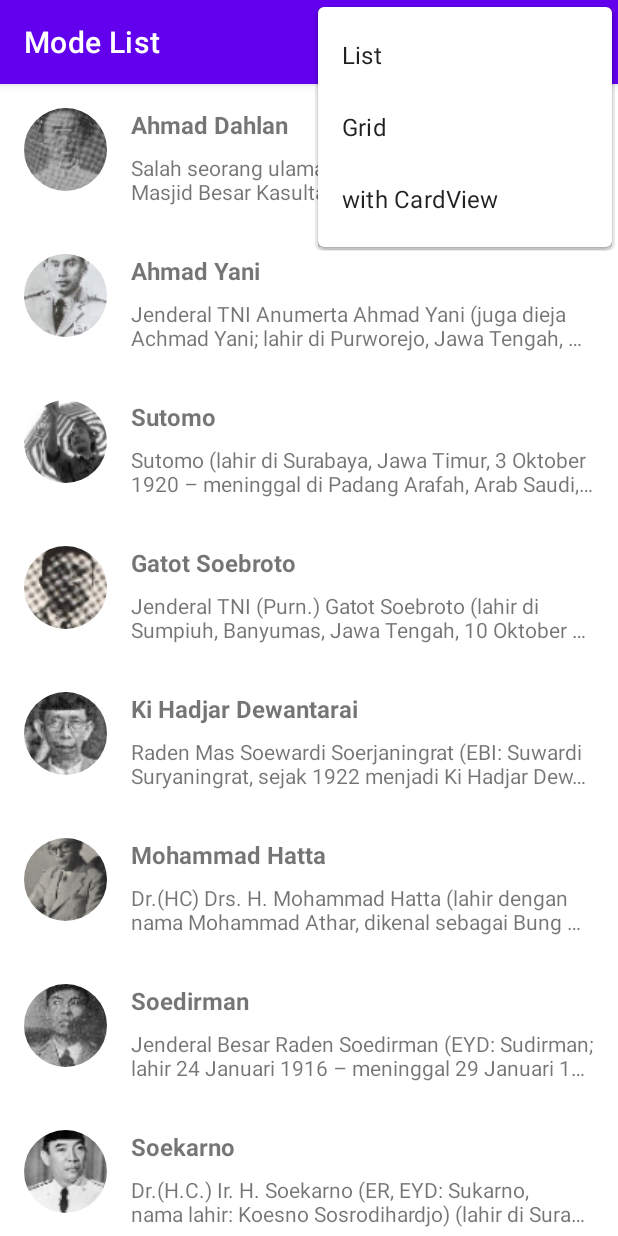
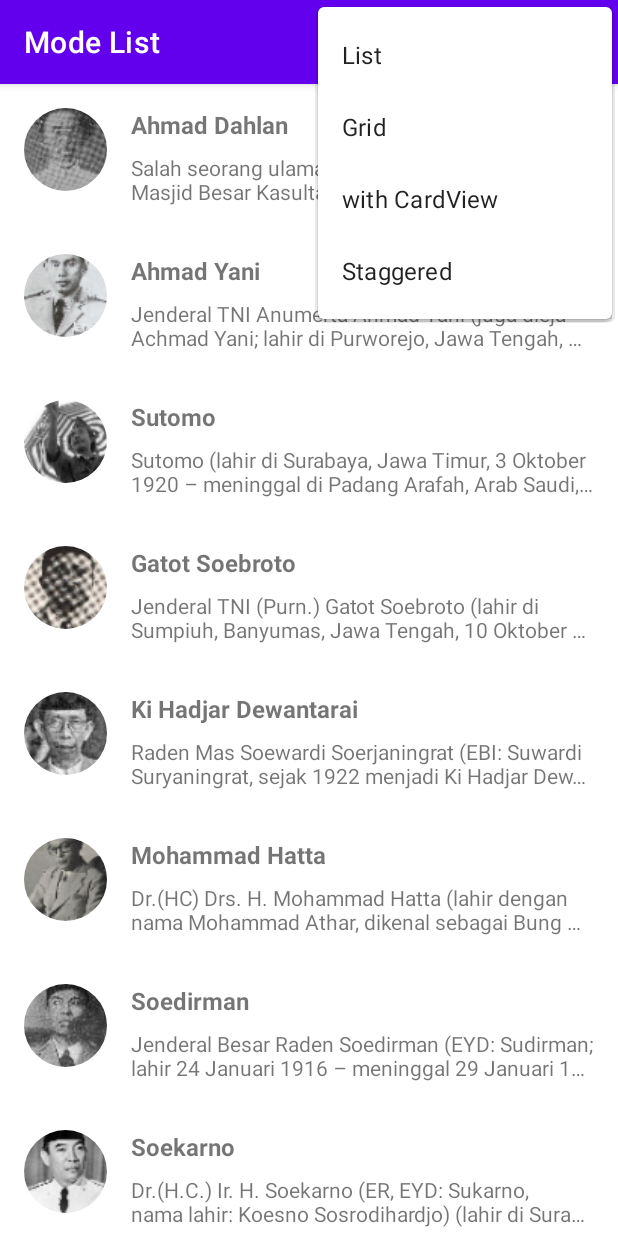
Before and after one commit to ramdhanjr11/MyRecyclerView, an Android app: the screen it shows after launch (MainActivity), with the options menu open, on a phone screen of 412 x 824 dp. Run offline under Robolectric (Android 15) with nearby library versions, the phone set to English and light mode, and no system bars; our stand-ins replace CircleImageView.

Commit message:
Added StaggeredAdapter.kt and function for implements the StaggeredAdapter.kt in MainActivity.kt

```diff
--- a/app/src/main/res/menu/menu_main.xml
+++ b/app/src/main/res/menu/menu_main.xml
@@ -16,4 +16,9 @@
         android:id="@+id/action_cardView"
         android:title="@string/with_cardview"
         app:showAsAction="never" />
+
+    <item
+        android:id="@+id/action_stiggered"
+        android:title="@string/staggered"
+        app:showAsAction="never" />
 </menu>
--- a/app/src/main/res/values/strings.xml
+++ b/app/src/main/res/values/strings.xml
@@ -7,4 +7,5 @@
     <string name="with_cardview">with CardView</string>
     <string name="favorite">Favorite</string>
     <string name="share">Share</string>
+    <string name="staggered">Staggered</string>
 </resources>
```
Also changed, not shown: app/src/main/java/com/muramsyah/myrecyclerview/MainActivity.kt (+12 -1 lines), app/src/main/java/com/muramsyah/myrecyclerview/StaggeredAdapter.kt (added, +43 -0 lines).
